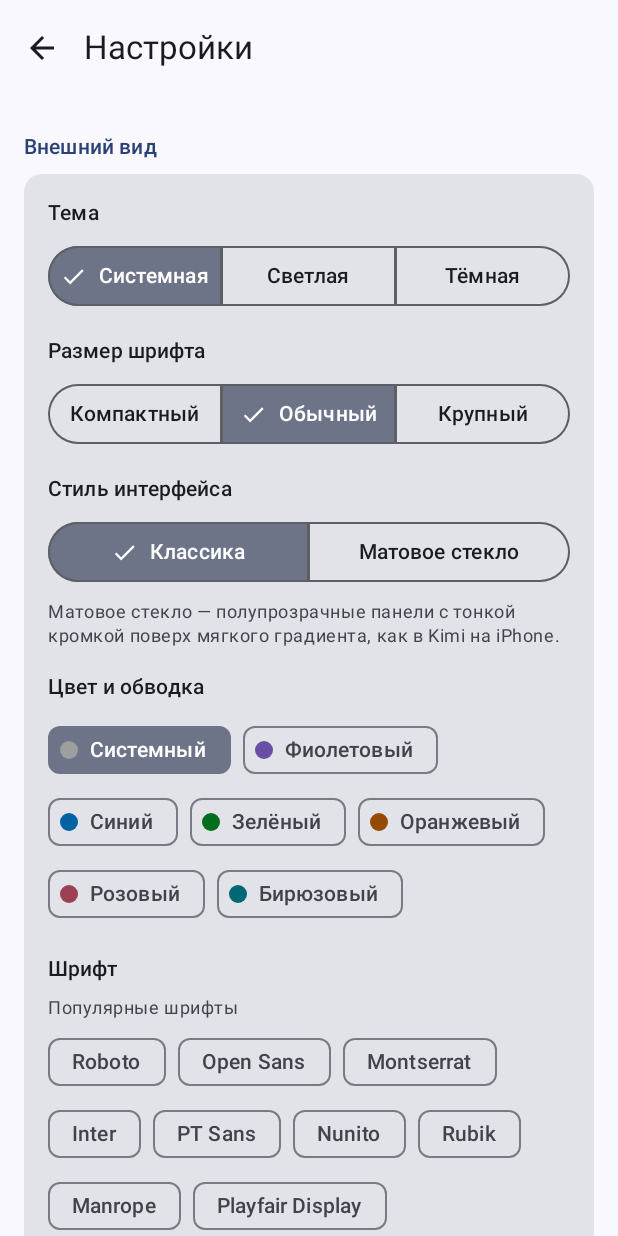
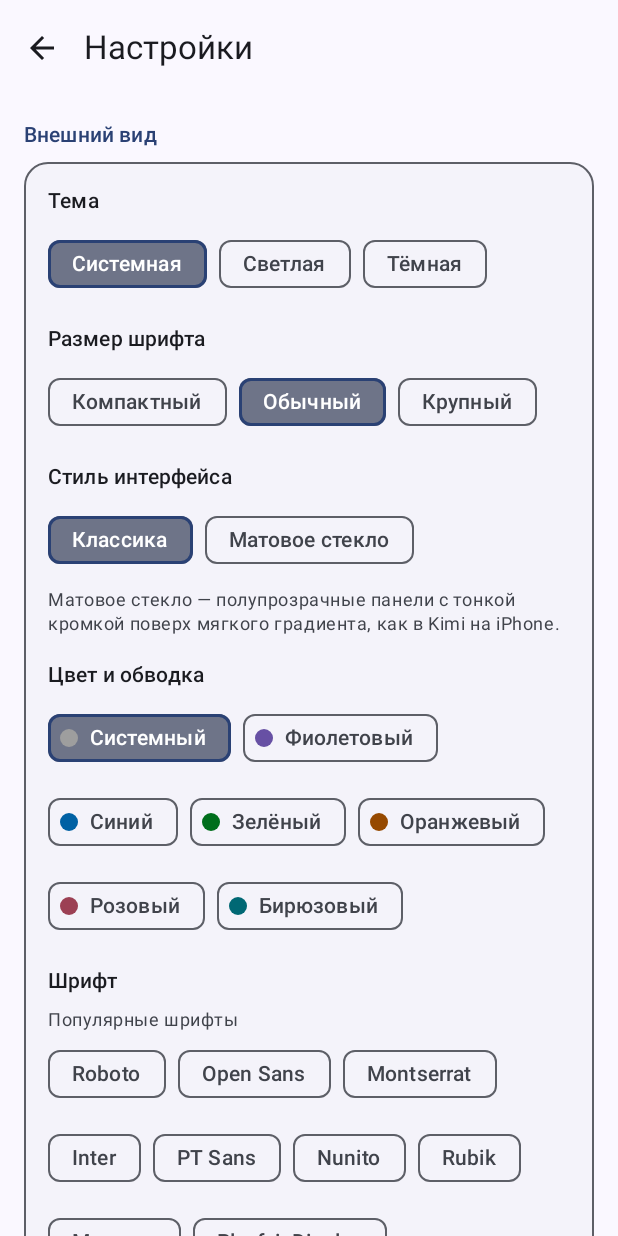
Before and after one commit to grigorywork/NoteLS, an Android app built with Jetpack Compose: the SettingsScreen screen opened through its navigation route, on a phone screen of 412 x 824 dp. Run offline under Robolectric (Android 15) with nearby library versions, the phone set to English and light mode, and no system bars; our stand-ins replace Room's generated code; network calls fail; Roboto replaces fonts that are not available here.

Commit message:
Separate settings groups and option outlines (stage 54b)

```diff
--- a/app/build.gradle.kts
+++ b/app/build.gradle.kts
@@ -23,8 +23,8 @@ android {
         applicationId = "com.notessync.app"
         minSdk = 26
         targetSdk = 35
-        versionCode = 39
-        versionName = "1.10.16"
+        versionCode = 40
+        versionName = "1.10.17"
     }
 
     signingConfigs {
--- a/app/src/main/java/com/notessync/app/ui/screens/SettingsScreen.kt
+++ b/app/src/main/java/com/notessync/app/ui/screens/SettingsScreen.kt
@@ -3,6 +3,18 @@ package com.notessync.app.ui.screens
 import androidx.activity.compose.rememberLauncherForActivityResult
 import androidx.activity.compose.BackHandler
 import androidx.activity.result.contract.ActivityResultContracts
+import androidx.compose.foundation.BorderStroke
+import androidx.compose.foundation.selection.selectableGroup
+import androidx.compose.foundation.layout.ColumnScope
+import androidx.compose.ui.graphics.Color
+import androidx.compose.ui.semantics.Role
+import androidx.compose.ui.semantics.role
+import androidx.compose.ui.semantics.semantics
+import androidx.compose.material.icons.filled.ChevronRight
+import androidx.compose.material3.CardDefaults
+import androidx.compose.material3.OutlinedCard
+import androidx.compose.material3.FilterChipDefaults
+import androidx.compose.material3.HorizontalDivider
 import androidx.compose.foundation.clickable
 import androidx.compose.foundation.layout.Column
 import androidx.compose.foundation.layout.fillMaxSize
@@ -19,17 +31,12 @@ import androidx.compose.material.icons.filled.Restore
 import androidx.compose.material.icons.filled.Sync
 import androidx.compose.material.icons.filled.History
 import androidx.compose.material3.AlertDialog
-import androidx.compose.material3.Card
 import androidx.compose.material3.ExperimentalMaterial3Api
 import androidx.compose.material3.LinearProgressIndicator
 import androidx.compose.material3.Icon
 import androidx.compose.material3.IconButton
-import androidx.compose.material3.ListItem
 import androidx.compose.material3.MaterialTheme
 import androidx.compose.material3.Scaffold
-import androidx.compose.material3.SegmentedButton
-import androidx.compose.material3.SegmentedButtonDefaults
-import androidx.compose.material3.SingleChoiceSegmentedButtonRow
 import androidx.compose.material3.SnackbarHost
 import androidx.compose.material3.SnackbarHostState
 import androidx.compose.material3.Text
@@ -183,15 +190,15 @@ fun SettingsScreen(onBack: () -> Unit, onOpenSync: () -> Unit) {
                 .padding(horizontal = 16.dp)
         ) {
             SectionTitle("Внешний вид")
-            Card(modifier = Modifier.fillMaxWidth()) {
+            SettingsCard(modifier = Modifier.fillMaxWidth()) {
                 Column(modifier = Modifier.padding(16.dp)) {
                     Text("Тема", style = MaterialTheme.typography.titleSmall)
-                    SingleChoiceSegmentedButtonRow(modifier = Modifier.fillMaxWidth().padding(top = 8.dp)) {
-                        ThemeMode.entries.forEachIndexed { index, mode ->
-                            SegmentedButton(
+                    FlowRow(horizontalArrangement = Arrangement.spacedBy(8.dp), verticalArrangement = Arrangement.spacedBy(8.dp),
+                        modifier = Modifier.fillMaxWidth().padding(top = 8.dp).selectableGroup()) {
+                        ThemeMode.entries.forEach { mode ->
+                            SettingsChoice(
                                 selected = state.themeMode == mode,
-                                onClick = { settings.setThemeMode(mode) },
-                                shape = SegmentedButtonDefaults.itemShape(index = index, count = ThemeMode.entries.size)
+                                onClick = { settings.setThemeMode(mode) }
                             ) {
                                 Text(
                                     when (mode) {
@@ -204,28 +211,28 @@ fun SettingsScreen(onBack: () -> Unit, onOpenSync: () -> Unit) {
                         }
                     }
                     Text("Размер шрифта", style = MaterialTheme.typography.titleSmall, modifier = Modifier.padding(top = 16.dp))
-                    SingleChoiceSegmentedButtonRow(modifier = Modifier.fillMaxWidth().padding(top = 8.dp)) {
+                    FlowRow(horizontalArrangement = Arrangement.spacedBy(8.dp), verticalArrangement = Arrangement.spacedBy(8.dp),
+                        modifier = Modifier.fillMaxWidth().padding(top = 8.dp).selectableGroup()) {
                         val scales = listOf(
                             SettingsRepository.FONT_COMPACT to "Компактный",
                             SettingsRepository.FONT_NORMAL to "Обычный",
                             SettingsRepository.FONT_LARGE to "Крупный"
                         )
-                        scales.forEachIndexed { index, (scale, label) ->
-                            SegmentedButton(
+                        scales.forEach { (scale, label) ->
+                            SettingsChoice(
                                 selected = state.fontScale == scale,
-                                onClick = { settings.setFontScale(scale) },
-                                shape = SegmentedButtonDefaults.itemShape(index = index, count = scales.size)
+                                onClick = { settings.setFontScale(scale) }
                             ) { Text(label) }
                         }
                     }
                     // Этап 37: «Матовое стекло» — стиль Kimi на iPhone.
                     Text("Стиль интерфейса", style = MaterialTheme.typography.titleSmall, modifier = Modifier.padding(top = 16.dp))
-                    SingleChoiceSegmentedButtonRow(modifier = Modifier.fillMaxWidth().padding(top = 8.dp)) {
-                        InterfaceStyle.entries.forEachIndexed { index, style ->
-                            SegmentedButton(
+                    FlowRow(horizontalArrangement = Arrangement.spacedBy(8.dp), verticalArrangement = Arrangement.spacedBy(8.dp),
+                        modifier = Modifier.fillMaxWidth().padding(top = 8.dp).selectableGroup()) {
+                        InterfaceStyle.entries.forEach { style ->
+                            SettingsChoice(
                                 selected = state.interfaceStyle == style,
-                                onClick = { settings.setInterfaceStyle(style) },
-                                shape = SegmentedButtonDefaults.itemShape(index = index, count = InterfaceStyle.entries.size)
+                                onClick = { settings.setInterfaceStyle(style) }
                             ) { Text(style.label) }
                         }
                     }
@@ -239,10 +246,11 @@ fun SettingsScreen(onBack: () -> Unit, onOpenSync: () -> Unit) {
                     Text("Цвет и обводка", style = MaterialTheme.typography.titleSmall, modifier = Modifier.padding(top = 16.dp))
                     FlowRow(
                         horizontalArrangement = Arrangement.spacedBy(8.dp),
-                        modifier = Modifier.fillMaxWidth().padding(top = 8.dp)
+                        verticalArrangement = Arrangement.spacedBy(8.dp),
+                        modifier = Modifier.fillMaxWidth().selectableGroup().padding(top = 8.dp)
                     ) {
                         AccentColor.entries.forEach { accent ->
-                            FilterChip(
+                            SettingsChoice(
                                 selected = state.accentColor == accent,
                                 onClick = { settings.setAccentColor(accent) },
                                 label = { Text(accent.label) },
@@ -268,10 +276,11 @@ fun SettingsScreen(onBack: () -> Unit, onOpenSync: () -> Unit) {
                     )
                     FlowRow(
                         horizontalArrangement = Arrangement.spacedBy(8.dp),
-                        modifier = Modifier.fillMaxWidth().padding(top = 4.dp)
+                        verticalArrangement = Arrangement.spacedBy(8.dp),
+                        modifier = Modifier.fillMaxWidth().selectableGroup().padding(top = 4.dp)
                     ) {
                         AppFont.entries.filter { it.isBundled }.forEach { font ->
-                            FilterChip(
+                            SettingsChoice(
                                 selected = state.appFont == font,
                                 onClick = { settings.setAppFont(font) },
                                 label = {
@@ -288,10 +297,11 @@ fun SettingsScreen(onBack: () -> Unit, onOpenSync: () -> Unit) {
                     )
                     FlowRow(
                         horizontalArrangement = Arrangement.spacedBy(8.dp),
-                        modifier = Modifier.fillMaxWidth().padding(top = 4.dp)
+                        verticalArrangement = Arrangement.spacedBy(8.dp),
+                        modifier = Modifier.fillMaxWidth().selectableGroup().padding(top = 4.dp)
                     ) {
                         AppFont.entries.filter { !it.isBundled }.forEach { font ->
-                            FilterChip(
+                            SettingsChoice(
                                 selected = state.appFont == font,
                                 onClick = { settings.setAppFont(font) },
                                 label = {
@@ -310,63 +320,67 @@ fun SettingsScreen(onBack: () -> Unit, onOpenSync: () -> Unit) {
                 }
             }
 
-            Card(Modifier.fillMaxWidth()) {
+            SettingsCard(Modifier.fillMaxWidth()) {
                 androidx.compose.foundation.layout.Row(Modifier.padding(16.dp), verticalAlignment = androidx.compose.ui.Alignment.CenterVertically) {
                     Text("Флажки приоритета", Modifier.weight(1f))
                     androidx.compose.material3.Switch(state.showTaskPriorities, settings::setShowTaskPriorities)
                 }
             }
-            androidx.compose.material3.OutlinedButton(onClick = { showDrawerQuote = true }, modifier = Modifier.fillMaxWidth()) { Text("Цитата в боковом меню") }
+            SettingsCard(Modifier.fillMaxWidth()) {
+                SettingsItem(headlineContent = { Text("Цитата в боковом меню") },
+                    trailingContent = { Icon(Icons.Default.ChevronRight, null) },
+                    modifier = Modifier.clickable { showDrawerQuote = true })
+            }
             SectionTitle("Редактор")
-            Card(Modifier.fillMaxWidth()) {
+            SettingsCard(Modifier.fillMaxWidth()) {
                 androidx.compose.foundation.layout.Row(Modifier.padding(16.dp), verticalAlignment = androidx.compose.ui.Alignment.CenterVertically) {
                     Text("Сразу выбирать время быстрой задачи", Modifier.weight(1f))
                     androidx.compose.material3.Switch(state.quickTaskTime, settings::setQuickTaskTime)
                 }
             }
-            Card(Modifier.fillMaxWidth()) {
+            SettingsCard(Modifier.fillMaxWidth()) {
                 androidx.compose.foundation.layout.Row(Modifier.padding(16.dp), verticalAlignment = androidx.compose.ui.Alignment.CenterVertically) {
                     Text("Камера в редакторе", Modifier.weight(1f))
                     androidx.compose.material3.Switch(state.cameraCapture, settings::setCameraCapture)
                 }
             }
-            Card(Modifier.fillMaxWidth()) {
+            SettingsCard(Modifier.fillMaxWidth()) {
                 androidx.compose.foundation.layout.Row(Modifier.padding(16.dp), verticalAlignment = androidx.compose.ui.Alignment.CenterVertically) {
                     Text("Размеры фото", Modifier.weight(1f))
                     androidx.compose.material3.Switch(state.photoResize, settings::setPhotoResize)
                 }
             }
-            Card(Modifier.fillMaxWidth()) {
+            SettingsCard(Modifier.fillMaxWidth()) {
                 androidx.compose.foundation.layout.Row(Modifier.padding(16.dp), verticalAlignment = androidx.compose.ui.Alignment.CenterVertically) {
                     Text("Показывать таблицы", Modifier.weight(1f))
                     androidx.compose.material3.Switch(state.showTables, settings::setShowTables)
                 }
             }
-            Card(Modifier.fillMaxWidth()) {
+            SettingsCard(Modifier.fillMaxWidth()) {
                 androidx.compose.foundation.layout.Row(Modifier.padding(16.dp), verticalAlignment = androidx.compose.ui.Alignment.CenterVertically) {
                     Text("История изменений", Modifier.weight(1f))
                     androidx.compose.material3.Switch(state.editorHistory, settings::setEditorHistory)
                 }
             }
-            Card(Modifier.fillMaxWidth()) {
+            SettingsCard(Modifier.fillMaxWidth()) {
                 androidx.compose.foundation.layout.Row(Modifier.padding(16.dp), verticalAlignment = androidx.compose.ui.Alignment.CenterVertically) {
                     Text("Расширенное оформление", Modifier.weight(1f))
                     androidx.compose.material3.Switch(state.advancedFormatting, settings::setAdvancedFormatting)
                 }
             }
-            Card(modifier = Modifier.fillMaxWidth()) {
+            SettingsCard(modifier = Modifier.fillMaxWidth()) {
                 Column(modifier = Modifier.padding(16.dp)) {
                     Text("Выполненные пункты", style = MaterialTheme.typography.titleSmall)
-                    SingleChoiceSegmentedButtonRow(modifier = Modifier.fillMaxWidth().padding(top = 8.dp)) {
+                    FlowRow(horizontalArrangement = Arrangement.spacedBy(8.dp), verticalArrangement = Arrangement.spacedBy(8.dp),
+                        modifier = Modifier.fillMaxWidth().padding(top = 8.dp).selectableGroup()) {
                         val styles = listOf(
                             CompletedStyle.STRIKE to "Зачёркнутые",
                             CompletedStyle.HIDE to "Скрывать"
                         )
-                        styles.forEachIndexed { index, (style, label) ->
-                            SegmentedButton(
+                        styles.forEach { (style, label) ->
+                            SettingsChoice(
                                 selected = state.completedStyle == style,
-                                onClick = { settings.setCompletedStyle(style) },
-                                shape = SegmentedButtonDefaults.itemShape(index = index, count = styles.size)
+                                onClick = { settings.setCompletedStyle(style) }
                             ) { Text(label) }
                         }
                     }
@@ -380,15 +394,16 @@ fun SettingsScreen(onBack: () -> Unit, onOpenSync: () -> Unit) {
             }
 
             SectionTitle("Голосовой ввод")
-            Card(modifier = Modifier.fillMaxWidth()) {
+            SettingsCard(modifier = Modifier.fillMaxWidth()) {
                 Column(modifier = Modifier.padding(16.dp)) {
                     Text("Распознавание речи", style = MaterialTheme.typography.titleSmall)
                     FlowRow(
                         horizontalArrangement = Arrangement.spacedBy(8.dp),
-                        modifier = Modifier.fillMaxWidth().padding(top = 8.dp)
+                        verticalArrangement = Arrangement.spacedBy(8.dp),
+                        modifier = Modifier.fillMaxWidth().selectableGroup().padding(top = 8.dp)
                     ) {
                         VoiceEngine.entries.forEach { engine ->
-                            FilterChip(
+                            SettingsChoice(
                                 selected = state.voiceEngine == engine,
                                 onClick = { settings.setVoiceEngine(engine) },
                                 label = {
@@ -406,10 +421,11 @@ fun SettingsScreen(onBack: () -> Unit, onOpenSync: () -> Unit) {
                     Text("Структуризация текста", style = MaterialTheme.typography.titleSmall, modifier = Modifier.padding(top = 16.dp))
                     FlowRow(
                         horizontalArrangement = Arrangement.spacedBy(8.dp),
-                        modifier = Modifier.fillMaxWidth().padding(top = 8.dp)
+                        verticalArrangement = Arrangement.spacedBy(8.dp),
+                        modifier = Modifier.fillMaxWidth().selectableGroup().padding(top = 8.dp)
                     ) {
                         VoiceStructure.entries.forEach { structure ->
-                            FilterChip(
+                            SettingsChoice(
                                 selected = state.voiceStructure == structure,
                                 onClick = { settings.setVoiceStructure(structure) },
                                 label = { Text(structure.label) }
@@ -427,8 +443,8 @@ fun SettingsScreen(onBack: () -> Unit, onOpenSync: () -> Unit) {
             }
 
             SectionTitle("Синхронизация")
-            Card(modifier = Modifier.fillMaxWidth()) {
-                ListItem(
+            SettingsCard(modifier = Modifier.fillMaxWidth()) {
+                SettingsItem(
                     headlineContent = { Text("Синхронизация по Wi-Fi") },
                     supportingContent = { Text("Связать устройства и обменяться заметками") },
                     leadingContent = { Icon(Icons.Default.Sync, contentDescription = null) },
@@ -442,9 +458,10 @@ fun SettingsScreen(onBack: () -> Unit, onOpenSync: () -> Unit) {
             // и отдельная настройка частоты автобэкапа.
             SectionTitle("Резервное копирование")
             if (busy) LinearProgressIndicator(modifier = Modifier.fillMaxWidth())
-            Card(modifier = Modifier.fillMaxWidth()) {
-                ListItem(
+            SettingsCard(modifier = Modifier.fillMaxWidth()) {
+                SettingsItem(
                     headlineContent = { Text("Сохранить резервную копию") },
+                    divider = true,
                     supportingContent = { Text("ZIP-архив: заметки, задачи, блокноты и фото") },
                     leadingContent = {
                         Icon(
@@ -457,8 +474,9 @@ fun SettingsScreen(onBack: () -> Unit, onOpenSync: () -> Unit) {
                         .fillMaxWidth()
                         .clickable(enabled = !busy) { createBackupLauncher.launch(BackupManager.suggestedFileName()) }
                 )
-                ListItem(
+                SettingsItem(
                     headlineContent = { Text("Восстановить из файла") },
+                    divider = true,
                     supportingContent = { Text("Заменить текущие данные содержимым архива") },
                     leadingContent = {
                         Icon(
@@ -475,8 +493,9 @@ fun SettingsScreen(onBack: () -> Unit, onOpenSync: () -> Unit) {
                             )
                         }
                 )
-                ListItem(
+                SettingsItem(
                     headlineContent = { Text("Копии на этом устройстве") },
+                    divider = true,
                     supportingContent = { Text("Доступно: ${localCopies.size}. Восстановить или сохранить в папку") },
                     leadingContent = { Icon(Icons.Default.History, contentDescription = null) },
                     modifier = Modifier.fillMaxWidth().clickable(enabled = !busy) { showLocalCopies = true }
@@ -485,10 +504,11 @@ fun SettingsScreen(onBack: () -> Unit, onOpenSync: () -> Unit) {
                     Text("Автоматические копии", style = MaterialTheme.typography.titleSmall)
                     FlowRow(
                         horizontalArrangement = Arrangement.spacedBy(8.dp),
-                        modifier = Modifier.fillMaxWidth().padding(top = 8.dp)
+                        verticalArrangement = Arrangement.spacedBy(8.dp),
+                        modifier = Modifier.fillMaxWidth().selectableGroup().padding(top = 8.dp)
                     ) {
                         BackupFrequency.entries.forEach { frequency ->
-                            FilterChip(
+                            SettingsChoice(
                                 selected = state.backupFrequency == frequency,
                                 onClick = { settings.setBackupFrequency(frequency) },
                                 enabled = !busy,
@@ -518,13 +538,14 @@ fun SettingsScreen(onBack: () -> Unit, onOpenSync: () -> Unit) {
             }
 
             SectionTitle("О программе")
-            Card(modifier = Modifier.fillMaxWidth()) {
-                ListItem(
+            SettingsCard(modifier = Modifier.fillMaxWidth()) {
+                SettingsItem(
                     headlineContent = { Text("Версия") },
+                    divider = true,
                     supportingContent = { Text(BuildConfig.VERSION_NAME) },
                     leadingContent = { Icon(Icons.Default.Info, contentDescription = null) }
                 )
-                ListItem(
+                SettingsItem(
                     headlineContent = { Text("Разработчик") },
                     supportingContent = { Text("MSS9LN") },
                     leadingContent = { Icon(Icons.Default.Code, contentDescription = null) }
@@ -620,6 +641,38 @@ private fun SectionTitle(text: String) {
         text = text,
         style = MaterialTheme.typography.titleSmall,
         color = MaterialTheme.colorScheme.primary,
-        modifier = Modifier.padding(top = 24.dp, bottom = 8.dp)
+        modifier = Modifier.padding(top = 16.dp, bottom = 8.dp)
     )
 }
+
+
+/** One visible contour per group, with space between neighbouring groups in either interface style. */
+@Composable
+private fun SettingsCard(modifier: Modifier = Modifier, content: @Composable ColumnScope.() -> Unit) {
+    OutlinedCard(modifier = modifier.padding(bottom = 12.dp), shape = MaterialTheme.shapes.large,
+        border = BorderStroke(1.dp, MaterialTheme.colorScheme.outline),
+        colors = CardDefaults.outlinedCardColors(containerColor = MaterialTheme.colorScheme.surfaceContainerLow),
+        content = content)
+}
+
+@Composable
+private fun SettingsChoice(selected: Boolean, onClick: () -> Unit, enabled: Boolean = true,
+    leadingIcon: @Composable (() -> Unit)? = null, label: @Composable () -> Unit
+) {
+    FilterChip(selected = selected, onClick = onClick, enabled = enabled, label = label, leadingIcon = leadingIcon,
+        modifier = Modifier.semantics { role = Role.RadioButton },
+        border = FilterChipDefaults.filterChipBorder(enabled = enabled, selected = selected,
+            borderColor = MaterialTheme.colorScheme.outline, selectedBorderColor = MaterialTheme.colorScheme.primary,
+            borderWidth = 1.dp, selectedBorderWidth = 2.dp))
+}
+
+@Composable
+private fun SettingsItem(headlineContent: @Composable () -> Unit, modifier: Modifier = Modifier,
+    supportingContent: @Composable (() -> Unit)? = null, leadingContent: @Composable (() -> Unit)? = null,
+    trailingContent: @Composable (() -> Unit)? = null, divider: Boolean = false
+) {
+    androidx.compose.material3.ListItem(headlineContent = headlineContent, modifier = modifier,
+        supportingContent = supportingContent, leadingContent = leadingContent, trailingContent = trailingContent,
+        colors = androidx.compose.material3.ListItemDefaults.colors(containerColor = Color.Transparent))
+    if (divider) HorizontalDivider(Modifier.padding(horizontal = 16.dp), color = MaterialTheme.colorScheme.outlineVariant)
+}
```
Also changed, not shown: 9 other files.
